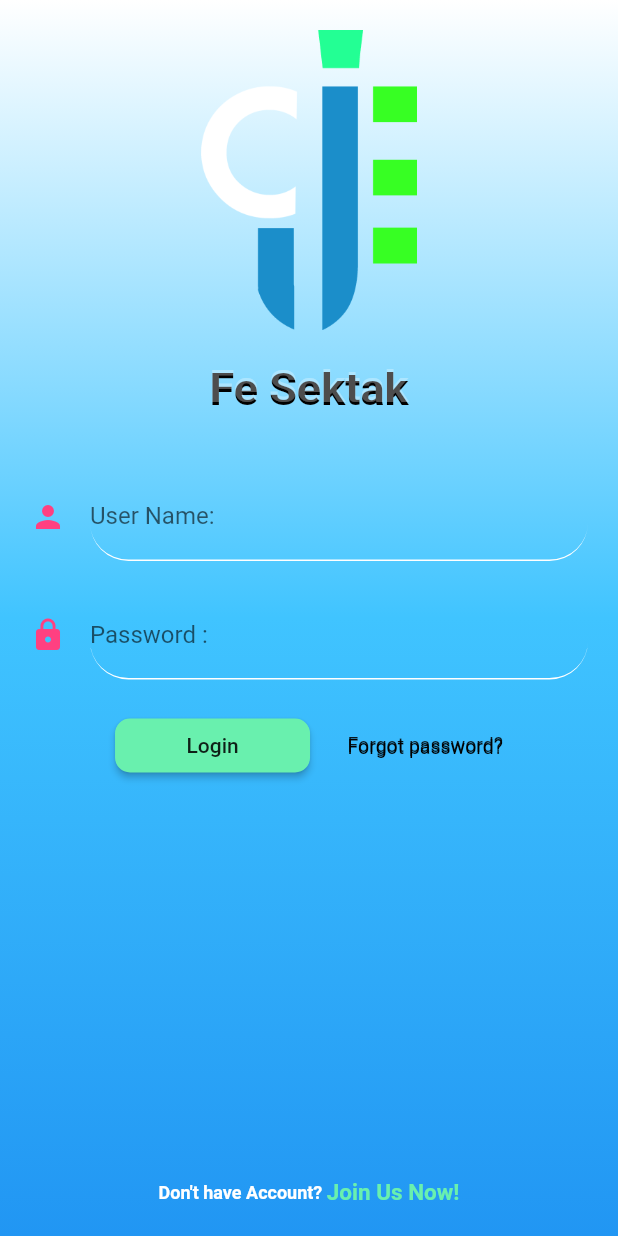
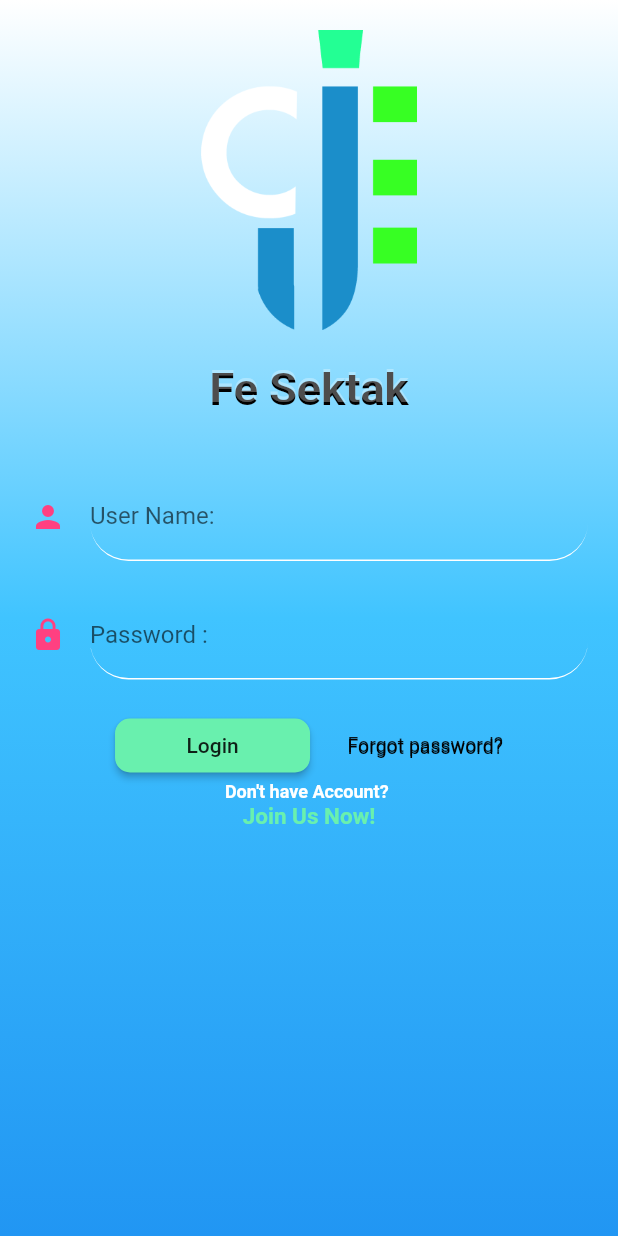
Before and after one commit to MahmouedMohamed/ogive, a Flutter app: the screen it shows after launch, on a phone screen of 412 x 824 dp. Run offline on Flutter 3.47's test engine with Material 2 defaults, Android fonts, the phone set to English and light mode, and no system bars; our stand-ins replace firebase_analytics, firebase_auth, firebase_database, flutter_slidable, geolocator, google_maps_flutter and 3 more; missing offline and left inert: gradient_text, stats; accounts and stored records are empty; project files that could hold a hidden picture were left out.

Commit message:
updated LoginScreen,homePage and main to work with firebase

```diff
--- a/lib/main.dart
+++ b/lib/main.dart
@@ -1,15 +1,19 @@
-import 'dart:io';
-
+import 'package:firebase_analytics/firebase_analytics.dart';
+import 'package:firebase_analytics/observer.dart';
+import 'package:firebase_auth/firebase_auth.dart';
 import 'package:flutter/cupertino.dart';
 import 'package:flutter/material.dart';
 import 'package:ogive/screens/feed_me_main.dart';
-import 'package:shared_preferences/shared_preferences.dart';
-import 'package:toast/toast.dart';
 import 'screens/feed_me_intro.dart';
 import 'screens/homePage.dart';
 import 'screens/login_screen.dart';
+import 'screens/report_a_problem_page.dart';
+import 'screens/signup_screen.dart';
+import 'screens/splash_screen.dart';
+import 'screens/stay_in_touch_page.dart';
 import 'screens/white_or_black_main.dart';
 import 'session_manager.dart';
+import 'auth.dart';
 
 void main() {
   runApp(Ogive());
@@ -22,7 +26,8 @@ class Ogive extends StatefulWidget {
 
 class _OgiveState extends State<Ogive> {
   SessionManager sessionManager;
-  bool isLogin;
+  FirebaseUser user;
+  Auth auth = new Auth();
   @override
   initState() {
     super.initState();
@@ -35,7 +40,8 @@ class _OgiveState extends State<Ogive> {
     setState(() {});
   }
 
-  getHomePage() {
+  Widget getHomePage() {
+    getSession();
     if (sessionManager.isLoggin()) {
       sessionManager.loadSession();
       return HomePage();
@@ -45,8 +51,9 @@ class _OgiveState extends State<Ogive> {
 
   @override
   Widget build(BuildContext context) {
+    FirebaseAnalytics analytics = FirebaseAnalytics();
     return MaterialApp(
-      title: 'Flutter Demo',
+      title: 'Ogive',
       theme: ThemeData(
         primarySwatch: Colors.blue,
       ),
@@ -59,9 +66,17 @@ class _OgiveState extends State<Ogive> {
               ),
             )
           : getHomePage(),
+      navigatorObservers: [
+        FirebaseAnalyticsObserver(analytics: analytics),
+      ],
+//      home: SplashScreen(),
       routes: <String, WidgetBuilder>{
+        "SplashScreen": (BuildContext context) => SplashScreen(),
         "Login": (BuildContext context) => LoginScreen(),
+        "Signup": (BuildContext context) => SignupScreen(),
         "Home": (BuildContext context) => HomePage(),
+//        "ReportProblem": (BuildContext context) => ReportProblemPage(),
+        "StayInTouch": (BuildContext context) => StayInTouchPage(),
         "FeedMeIntro": (BuildContext context) => FeedMeIntro(),
         "FeedMe": (BuildContext context) => FeedMe(),
         "WhiteOrBlack": (BuildContext context) => WhiteOrBlack(),
--- a/lib/screens/login_screen.dart
+++ b/lib/screens/login_screen.dart
@@ -4,24 +4,27 @@ import 'package:ogive/models/user.dart';
 import 'package:toast/toast.dart';
 
 import '../session_manager.dart';
-
+import '../auth.dart';
 class LoginScreen extends StatelessWidget {
   static final TextEditingController _email = new TextEditingController();
   static final TextEditingController _password = new TextEditingController();
   String get email => _email.text;
   String get password => _password.text;
   BuildContext context;
+  Auth auth = new Auth();
   Future<dynamic> onSubmit() async {
-    Map<String,dynamic> map =await getUser(email,password);
-    print('thing MAAAAP $map');
-
-    if(map == null){
+    var user =await auth.signIn(email, password);
+    print('thing user = $user');
+    if(user == null){
       Toast.show('Email Or Password are inCorrect!',context);
+    }
+    else if(user.runtimeType == String){
+      Toast.show('$user !',context);
     }
     else{
       SessionManager sessionManager = new SessionManager();
       print('thing ${sessionManager.sharedPreferences}');
-      sessionManager.createSession(map.values.toList().elementAt(1), map.values.toList().elementAt(0));
+      sessionManager.createSession(user);
       Navigator.popAndPushNamed(context, 'Home');
     }
   }
@@ -165,18 +168,6 @@ class LoginScreen extends StatelessWidget {
                               ),
                             )
                           ]),
-                    ],
-                  ),
-                ),
-                Expanded(
-                  child: Column(
-                    mainAxisAlignment: MainAxisAlignment.end,
-                    children: <Widget>[
-                      Padding(
-                          padding: EdgeInsets.only(bottom: 20),
-                          child: Row(
-                            mainAxisAlignment: MainAxisAlignment.center,
-                            children: <Widget>[
                       Text(
                         'Don\'t have Account? ',
                         style: TextStyle(
@@ -185,7 +176,11 @@ class LoginScreen extends StatelessWidget {
                           fontSize: 12,
                         ),
                       ),
-                              Text(
+                      GestureDetector(
+                        onTap: () {
+                          Navigator.pushNamed(context, "Signup");
+                        },
+                        child: Text(
                           'Join Us Now!',
                           style: TextStyle(
                             fontWeight: FontWeight.bold,
@@ -193,11 +188,10 @@ class LoginScreen extends StatelessWidget {
                             fontSize: 15,
                           ),
                         ),
-                            ],
-                          ))
+                      ),
                     ],
                   ),
-                )
+                ),
               ],
             ),
           ),
```
Also changed, not shown: lib/screens/homePage.dart (+194 -11 lines). Lines whose indentation alone changed are shown as unchanged.
